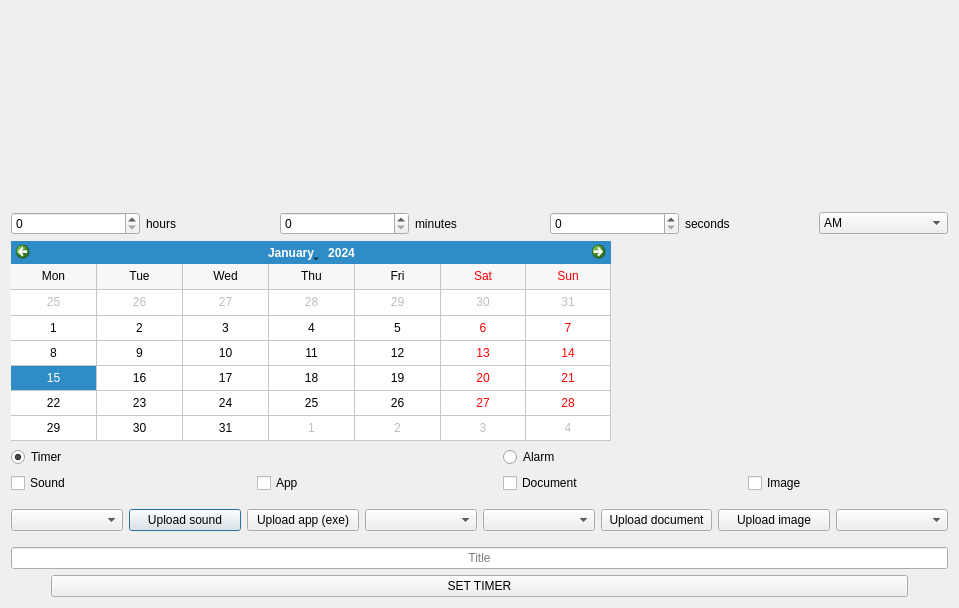
Above: 1_semester/2_lab/settingswindow.ui from thgjm/fundamentalsOOP before the change. Below: the same form after it.
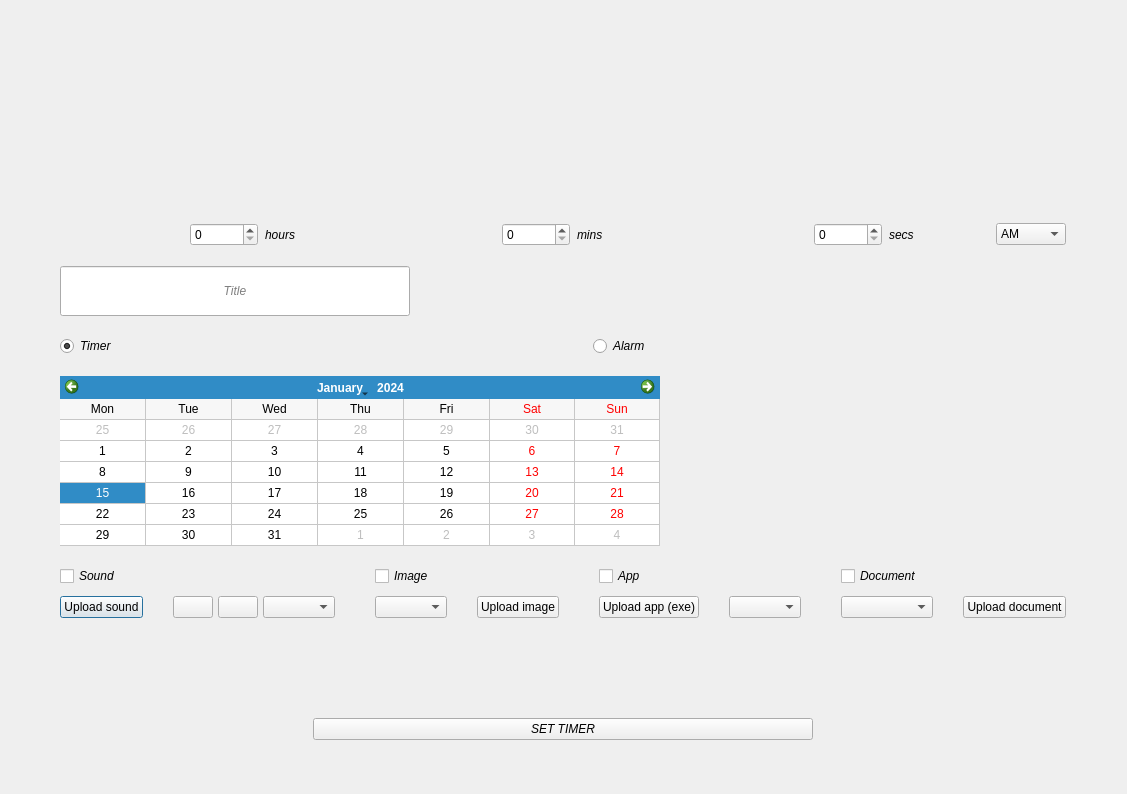
That is the form after the change. Icons and pictures are not drawn.

Commit message: added stylization for settings and timer info window; added new funcitions for listening to the audios before choosing them.

Patch:
```diff
--- a/1_semester/2_lab/settingswindow.ui
+++ b/1_semester/2_lab/settingswindow.ui
@@ -6,16 +6,39 @@
    <rect>
     <x>0</x>
     <y>0</y>
-    <width>959</width>
-    <height>608</height>
+    <width>1127</width>
+    <height>794</height>
    </rect>
   </property>
   <property name="windowTitle">
    <string>Dialog</string>
   </property>
-  <layout class="QVBoxLayout" name="verticalLayout_4">
+  <layout class="QGridLayout" name="gridLayout">
+   <item row="0" column="0">
+    <layout class="QVBoxLayout" name="verticalLayout">
+     <property name="spacing">
+      <number>20</number>
+     </property>
+     <property name="leftMargin">
+      <number>10</number>
+     </property>
+     <property name="topMargin">
+      <number>20</number>
+     </property>
+     <property name="rightMargin">
+      <number>10</number>
+     </property>
+     <property name="bottomMargin">
+      <number>20</number>
+     </property>
    <item>
     <widget class="QLabel" name="TimeLabel">
+       <property name="maximumSize">
+        <size>
+         <width>16777215</width>
+         <height>150</height>
+        </size>
+       </property>
      <property name="text">
       <string/>
      </property>
@@ -28,8 +51,38 @@
     <layout class="QVBoxLayout" name="verticalLayout_2">
      <item>
       <layout class="QHBoxLayout" name="horizontalLayout">
+         <property name="spacing">
+          <number>0</number>
+         </property>
+         <item>
+          <layout class="QHBoxLayout" name="horizontalLayout_11">
+           <property name="spacing">
+            <number>7</number>
+           </property>
+           <item>
+            <spacer name="horizontalSpacer_4">
+             <property name="orientation">
+              <enum>Qt::Orientation::Horizontal</enum>
+             </property>
+             <property name="sizeType">
+              <enum>QSizePolicy::Policy::Minimum</enum>
+             </property>
+             <property name="sizeHint" stdset="0">
+              <size>
+               <width>130</width>
+               <height>20</height>
+              </size>
+             </property>
+            </spacer>
+           </item>
        <item>
         <widget class="QSpinBox" name="hourCount">
+             <property name="maximumSize">
+              <size>
+               <width>80</width>
+               <height>16777215</height>
+              </size>
+             </property>
          <property name="alignment">
           <set>Qt::AlignmentFlag::AlignLeading|Qt::AlignmentFlag::AlignLeft|Qt::AlignmentFlag::AlignVCenter</set>
          </property>
@@ -40,13 +93,75 @@
        </item>
        <item>
         <widget class="QLabel" name="label">
+             <property name="maximumSize">
+              <size>
+               <width>16777215</width>
+               <height>16777215</height>
+              </size>
+             </property>
+             <property name="sizeIncrement">
+              <size>
+               <width>0</width>
+               <height>0</height>
+              </size>
+             </property>
+             <property name="font">
+              <font>
+               <italic>true</italic>
+              </font>
+             </property>
          <property name="text">
           <string>hours</string>
          </property>
         </widget>
        </item>
        <item>
+            <spacer name="horizontalSpacer_5">
+             <property name="orientation">
+              <enum>Qt::Orientation::Horizontal</enum>
+             </property>
+             <property name="sizeType">
+              <enum>QSizePolicy::Policy::Minimum</enum>
+             </property>
+             <property name="sizeHint" stdset="0">
+              <size>
+               <width>40</width>
+               <height>20</height>
+              </size>
+             </property>
+            </spacer>
+           </item>
+          </layout>
+         </item>
+         <item>
+          <layout class="QHBoxLayout" name="horizontalLayout_12">
+           <property name="spacing">
+            <number>7</number>
+           </property>
+           <item>
+            <spacer name="horizontalSpacer_6">
+             <property name="orientation">
+              <enum>Qt::Orientation::Horizontal</enum>
+             </property>
+             <property name="sizeType">
+              <enum>QSizePolicy::Policy::Minimum</enum>
+             </property>
+             <property name="sizeHint" stdset="0">
+              <size>
+               <width>130</width>
+               <height>20</height>
+              </size>
+             </property>
+            </spacer>
+           </item>
+           <item>
         <widget class="QSpinBox" name="minuteCount">
+             <property name="maximumSize">
+              <size>
+               <width>80</width>
+               <height>16777215</height>
+              </size>
+             </property>
          <property name="maximum">
           <number>59</number>
          </property>
@@ -54,13 +169,69 @@
        </item>
        <item>
         <widget class="QLabel" name="label_2">
+             <property name="maximumSize">
+              <size>
+               <width>16777215</width>
+               <height>16777215</height>
+              </size>
+             </property>
+             <property name="font">
+              <font>
+               <italic>true</italic>
+              </font>
+             </property>
          <property name="text">
-          <string>minutes</string>
-         </property>
-        </widget>
+              <string>mins</string>
+             </property>
+            </widget>
+           </item>
+           <item>
+            <spacer name="horizontalSpacer_7">
+             <property name="orientation">
+              <enum>Qt::Orientation::Horizontal</enum>
+             </property>
+             <property name="sizeType">
+              <enum>QSizePolicy::Policy::Minimum</enum>
+             </property>
+             <property name="sizeHint" stdset="0">
+              <size>
+               <width>40</width>
+               <height>20</height>
+              </size>
+             </property>
+            </spacer>
+           </item>
+          </layout>
+         </item>
+         <item>
+          <layout class="QHBoxLayout" name="horizontalLayout_13">
+           <property name="spacing">
+            <number>7</number>
+           </property>
+           <item>
+            <spacer name="horizontalSpacer_8">
+             <property name="orientation">
+              <enum>Qt::Orientation::Horizontal</enum>
+             </property>
+             <property name="sizeType">
+              <enum>QSizePolicy::Policy::Minimum</enum>
+             </property>
+             <property name="sizeHint" stdset="0">
+              <size>
+               <width>130</width>
+               <height>20</height>
+              </size>
+             </property>
+            </spacer>
        </item>
        <item>
         <widget class="QSpinBox" name="secondCount">
+             <property name="maximumSize">
+              <size>
+               <width>80</width>
+               <height>16777215</height>
+              </size>
+             </property>
          <property name="maximum">
           <number>59</number>
          </property>
@@ -68,13 +239,48 @@
        </item>
        <item>
         <widget class="QLabel" name="label_3">
+             <property name="maximumSize">
+              <size>
+               <width>16777215</width>
+               <height>16777215</height>
+              </size>
+             </property>
+             <property name="font">
+              <font>
+               <italic>true</italic>
+              </font>
+             </property>
          <property name="text">
-          <string>seconds</string>
-         </property>
-        </widget>
+              <string>secs</string>
+             </property>
+            </widget>
+           </item>
+           <item>
+            <spacer name="horizontalSpacer_9">
+             <property name="orientation">
+              <enum>Qt::Orientation::Horizontal</enum>
+             </property>
+             <property name="sizeType">
+              <enum>QSizePolicy::Policy::Minimum</enum>
+             </property>
+             <property name="sizeHint" stdset="0">
+              <size>
+               <width>40</width>
+               <height>20</height>
+              </size>
+             </property>
+            </spacer>
+           </item>
+          </layout>
        </item>
        <item>
         <widget class="QComboBox" name="AmPmBox">
+           <property name="maximumSize">
+            <size>
+             <width>70</width>
+             <height>16777215</height>
+            </size>
+           </property>
          <item>
           <property name="text">
            <string>AM</string>
@@ -89,12 +295,108 @@
        </item>
       </layout>
      </item>
+      </layout>
+     </item>
+     <item>
+      <widget class="QLineEdit" name="timerName">
+       <property name="minimumSize">
+        <size>
+         <width>300</width>
+         <height>50</height>
+        </size>
+       </property>
+       <property name="maximumSize">
+        <size>
+         <width>350</width>
+         <height>16777215</height>
+        </size>
+       </property>
+       <property name="font">
+        <font>
+         <italic>true</italic>
+        </font>
+       </property>
+       <property name="alignment">
+        <set>Qt::AlignmentFlag::AlignCenter</set>
+       </property>
+       <property name="placeholderText">
+        <string>Title</string>
+       </property>
+      </widget>
+     </item>
+     <item>
+      <layout class="QHBoxLayout" name="horizontalLayout_8">
+       <item>
+        <layout class="QHBoxLayout" name="horizontalLayout_10">
+         <item>
+          <widget class="QRadioButton" name="timerRadioButton">
+           <property name="font">
+            <font>
+             <italic>true</italic>
+            </font>
+           </property>
+           <property name="text">
+            <string>Timer</string>
+           </property>
+           <property name="checked">
+            <bool>true</bool>
+           </property>
+          </widget>
+         </item>
+        </layout>
+       </item>
+       <item>
+        <spacer name="horizontalSpacer">
+         <property name="orientation">
+          <enum>Qt::Orientation::Horizontal</enum>
+         </property>
+         <property name="sizeType">
+          <enum>QSizePolicy::Policy::Minimum</enum>
+         </property>
+         <property name="sizeHint" stdset="0">
+          <size>
+           <width>40</width>
+           <height>20</height>
+          </size>
+         </property>
+        </spacer>
+       </item>
+       <item>
+        <layout class="QHBoxLayout" name="horizontalLayout_9">
+         <item>
+          <widget class="QRadioButton" name="alarmRadioButton">
+           <property name="font">
+            <font>
+             <italic>true</italic>
+            </font>
+           </property>
+           <property name="text">
+            <string>Alarm</string>
+           </property>
+          </widget>
+         </item>
+        </layout>
+       </item>
+      </layout>
+     </item>
      <item>
       <widget class="QCalendarWidget" name="calendarWidget">
+       <property name="sizePolicy">
+        <sizepolicy hsizetype="Preferred" vsizetype="Preferred">
+         <horstretch>0</horstretch>
+         <verstretch>0</verstretch>
+        </sizepolicy>
+       </property>
+       <property name="minimumSize">
+        <size>
+         <width>500</width>
+         <height>0</height>
+        </size>
+       </property>
        <property name="maximumSize">
         <size>
          <width>600</width>
-         <height>200</height>
+         <height>170</height>
         </size>
        </property>
        <property name="gridVisible">
@@ -114,144 +416,39 @@
        </property>
       </widget>
      </item>
-    </layout>
-   </item>
    <item>
-    <layout class="QVBoxLayout" name="verticalLayout">
-     <item>
-      <layout class="QHBoxLayout" name="horizontalLayout_9">
-       <item>
-        <widget class="QRadioButton" name="timerRadioButton">
-         <property name="text">
-          <string>Timer</string>
-         </property>
-         <property name="checked">
-          <bool>true</bool>
-         </property>
-        </widget>
-       </item>
+      <layout class="QHBoxLayout" name="horizontalLayout_2">
+       <property name="spacing">
+        <number>40</number>
+       </property>
        <item>
-        <spacer name="horizontalSpacer">
-         <property name="orientation">
-          <enum>Qt::Orientation::Horizontal</enum>
+        <layout class="QVBoxLayout" name="soundLayout">
+         <property name="spacing">
+          <number>10</number>
          </property>
-         <property name="sizeType">
-          <enum>QSizePolicy::Policy::Minimum</enum>
-         </property>
-         <property name="sizeHint" stdset="0">
-          <size>
-           <width>40</width>
-           <height>20</height>
-          </size>
-         </property>
-        </spacer>
-       </item>
-       <item>
-        <widget class="QRadioButton" name="alarmRadioButton">
-         <property name="text">
-          <string>Alarm</string>
-         </property>
-        </widget>
-       </item>
-      </layout>
-     </item>
-     <item>
-      <layout class="QHBoxLayout" name="horizontalLayout_8">
        <item>
         <widget class="QCheckBox" name="soundCheckBox">
+           <property name="font">
+            <font>
+             <italic>true</italic>
+            </font>
+           </property>
          <property name="text">
           <string>Sound</string>
          </property>
         </widget>
        </item>
        <item>
-        <spacer name="horizontalSpacer_4">
-         <property name="orientation">
-          <enum>Qt::Orientation::Horizontal</enum>
-         </property>
-         <property name="sizeType">
-          <enum>QSizePolicy::Policy::Maximum</enum>
-         </property>
-         <property name="sizeHint" stdset="0">
-          <size>
-           <width>40</width>
-           <height>20</height>
-          </size>
-         </property>
-        </spacer>
-       </item>
-       <item>
-        <widget class="QCheckBox" name="appCheckBox">
-         <property name="text">
-          <string>App</string>
-         </property>
-        </widget>
-       </item>
-       <item>
-        <spacer name="horizontalSpacer_5">
-         <property name="orientation">
-          <enum>Qt::Orientation::Horizontal</enum>
-         </property>
-         <property name="sizeType">
-          <enum>QSizePolicy::Policy::Maximum</enum>
-         </property>
-         <property name="sizeHint" stdset="0">
-          <size>
-           <width>40</width>
-           <height>20</height>
-          </size>
-         </property>
-        </spacer>
-       </item>
-       <item>
-        <widget class="QCheckBox" name="documentCheckBox">
-         <property name="text">
-          <string>Document</string>
-         </property>
-        </widget>
-       </item>
-       <item>
-        <spacer name="horizontalSpacer_6">
-         <property name="orientation">
-          <enum>Qt::Orientation::Horizontal</enum>
-         </property>
-         <property name="sizeType">
-          <enum>QSizePolicy::Policy::Maximum</enum>
-         </property>
-         <property name="sizeHint" stdset="0">
-          <size>
-           <width>40</width>
-           <height>20</height>
-          </size>
-         </property>
-        </spacer>
-       </item>
-       <item>
-        <widget class="QCheckBox" name="imageCheckBox">
-         <property name="text">
-          <string>Image</string>
-         </property>
-        </widget>
-       </item>
-      </layout>
-     </item>
-     <item>
-      <layout class="QHBoxLayout" name="horizontalLayout_2">
-       <item>
         <layout class="QHBoxLayout" name="horizontalLayout_5">
+           <property name="spacing">
+            <number>30</number>
+           </property>
          <property name="topMargin">
-          <number>10</number>
+            <number>0</number>
          </property>
          <property name="bottomMargin">
-          <number>10</number>
-         </property>
-         <item>
-          <widget class="QComboBox" name="soundComboBox">
-           <property name="placeholderText">
-            <string>Sounds</string>
-           </property>
-          </widget>
-         </item>
+            <number>30</number>
+           </property>
          <item>
           <widget class="QPushButton" name="uploadSoundButton">
            <property name="text">
@@ -259,10 +456,124 @@
            </property>
           </widget>
          </item>
-        </layout>
+           <item>
+            <layout class="QHBoxLayout" name="horizontalLayout_14">
+             <property name="spacing">
+              <number>5</number>
+             </property>
+             <property name="leftMargin">
+              <number>0</number>
+             </property>
+             <item>
+              <widget class="QPushButton" name="pauseButton">
+               <property name="text">
+                <string/>
+               </property>
+               <property name="icon">
+                <iconset theme="QIcon::ThemeIcon::MediaPlaybackPause"/>
+               </property>
+              </widget>
+             </item>
+             <item>
+              <widget class="QPushButton" name="playButton">
+               <property name="text">
+                <string/>
+               </property>
+               <property name="icon">
+                <iconset theme="QIcon::ThemeIcon::MediaPlaybackStart"/>
+               </property>
+              </widget>
+             </item>
+             <item>
+              <widget class="QComboBox" name="soundComboBox">
+               <property name="placeholderText">
+                <string>Sounds</string>
+               </property>
+              </widget>
+             </item>
+            </layout>
+           </item>
+          </layout>
+         </item>
+        </layout>
+       </item>
+       <item>
+        <layout class="QVBoxLayout" name="imageLayout">
+         <property name="spacing">
+          <number>10</number>
+         </property>
+         <item>
+          <widget class="QCheckBox" name="imageCheckBox">
+           <property name="font">
+            <font>
+             <italic>true</italic>
+            </font>
+           </property>
+           <property name="text">
+            <string>Image</string>
+           </property>
+          </widget>
+         </item>
+         <item>
+          <layout class="QHBoxLayout" name="horizontalLayout_4">
+           <property name="spacing">
+            <number>30</number>
+           </property>
+           <property name="topMargin">
+            <number>0</number>
+           </property>
+           <property name="bottomMargin">
+            <number>30</number>
+           </property>
+           <item>
+            <widget class="QComboBox" name="imageComboBox">
+             <property name="placeholderText">
+              <string>Images</string>
+             </property>
+            </widget>
+           </item>
+           <item>
+            <widget class="QPushButton" name="uploadImageButton">
+             <property name="cursor">
+              <cursorShape>PointingHandCursor</cursorShape>
+             </property>
+             <property name="text">
+              <string>Upload image</string>
+             </property>
+            </widget>
+           </item>
+          </layout>
+         </item>
+        </layout>
+       </item>
+       <item>
+        <layout class="QVBoxLayout" name="appLayout">
+         <property name="spacing">
+          <number>10</number>
+         </property>
+         <item>
+          <widget class="QCheckBox" name="appCheckBox">
+           <property name="font">
+            <font>
+             <italic>true</italic>
+            </font>
+           </property>
+           <property name="text">
+            <string>App</string>
+           </property>
+          </widget>
        </item>
        <item>
         <layout class="QHBoxLayout" name="horizontalLayout_6">
+           <property name="spacing">
+            <number>30</number>
+           </property>
+           <property name="topMargin">
+            <number>0</number>
+           </property>
+           <property name="bottomMargin">
+            <number>30</number>
+           </property>
          <item>
           <widget class="QPushButton" name="uploadAppButton">
            <property name="text">
@@ -279,8 +590,36 @@
          </item>
         </layout>
        </item>
+        </layout>
+       </item>
+       <item>
+        <layout class="QVBoxLayout" name="docLayout">
+         <property name="spacing">
+          <number>10</number>
+         </property>
+         <item>
+          <widget class="QCheckBox" name="documentCheckBox">
+           <property name="font">
+            <font>
+             <italic>true</italic>
+            </font>
+           </property>
+           <property name="text">
+            <string>Document</string>
+           </property>
+          </widget>
+         </item>
        <item>
         <layout class="QHBoxLayout" name="horizontalLayout_7">
+           <property name="spacing">
+            <number>30</number>
+           </property>
+           <property name="topMargin">
+            <number>0</number>
+           </property>
+           <property name="bottomMargin">
+            <number>30</number>
+           </property>
          <item>
           <widget class="QComboBox" name="documentComboBox">
            <property name="placeholderText">
@@ -297,46 +636,15 @@
          </item>
         </layout>
        </item>
-       <item>
-        <layout class="QHBoxLayout" name="horizontalLayout_4">
-         <property name="topMargin">
-          <number>10</number>
-         </property>
-         <property name="bottomMargin">
-          <number>10</number>
-         </property>
-         <item>
-          <widget class="QPushButton" name="uploadImageButton">
-           <property name="text">
-            <string>Upload image</string>
-           </property>
-          </widget>
-         </item>
-         <item>
-          <widget class="QComboBox" name="imageComboBox">
-           <property name="placeholderText">
-            <string>Images</string>
-           </property>
-          </widget>
-         </item>
         </layout>
        </item>
       </layout>
-     </item>
-    </layout>
-   </item>
-   <item>
-    <widget class="QLineEdit" name="timerName">
-     <property name="alignment">
-      <set>Qt::AlignmentFlag::AlignCenter</set>
-     </property>
-     <property name="placeholderText">
-      <string>Title</string>
-     </property>
-    </widget>
    </item>
    <item>
     <layout class="QHBoxLayout" name="horizontalLayout_3">
+       <property name="topMargin">
+        <number>50</number>
+       </property>
      <item>
       <spacer name="horizontalSpacer_2">
        <property name="orientation">
@@ -355,6 +663,26 @@
      </item>
      <item>
       <widget class="QPushButton" name="startButton">
+         <property name="minimumSize">
+          <size>
+           <width>250</width>
+           <height>0</height>
+          </size>
+         </property>
+         <property name="maximumSize">
+          <size>
+           <width>500</width>
+           <height>16777215</height>
+          </size>
+         </property>
+         <property name="font">
+          <font>
+           <italic>true</italic>
+          </font>
+         </property>
+         <property name="cursor">
+          <cursorShape>PointingHandCursor</cursorShape>
+         </property>
        <property name="text">
         <string>SET TIMER</string>
        </property>
@@ -381,6 +709,8 @@
         </size>
        </property>
       </spacer>
+       </item>
+      </layout>
      </item>
     </layout>
    </item>
```
Left out of the diff: 9 changed lines with no effect on the pictures. Lines whose indentation alone changed are shown as unchanged. The commit also changes 9 other files.
